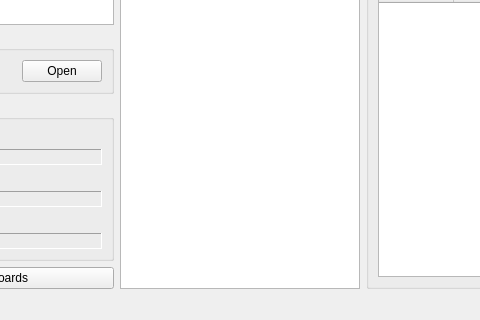
Above: QtHardMonForm.ui from ChimeraTK/QtHardMon before the change; both pictures show x 135 to 615 and y 303 to 623 of the 1044 by 623 pixel window. Below: the same form after it.
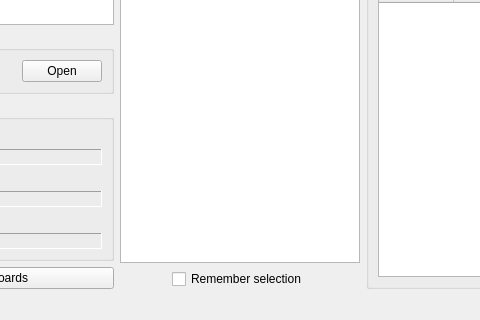
That is the form after the change.

Commit message: introduced new checkbox in the form + code for save and load this checkbox status in the cfg file

```diff
--- a/QtHardMonForm.ui
+++ b/QtHardMonForm.ui
@@ -19,6 +19,9 @@
   <property name="windowTitle">
    <string>MainWindow</string>
   </property>
+  <property name="layoutDirection">
+   <enum>Qt::LeftToRight</enum>
+  </property>
   <widget class="QWidget" name="centralwidget">
    <layout class="QHBoxLayout" name="horizontalLayout">
     <item>
@@ -195,6 +198,22 @@
         </property>
        </widget>
       </item>
+      <item alignment="Qt::AlignHCenter|Qt::AlignBottom">
+       <widget class="QCheckBox" name="regSelectionCheckBox">
+        <property name="toolTip">
+         <string/>
+        </property>
+        <property name="accessibleName">
+         <string/>
+        </property>
+        <property name="text">
+         <string>Remember selection</string>
+        </property>
+        <property name="checked">
+         <bool>false</bool>
+        </property>
+       </widget>
+      </item>
      </layout>
     </item>
     <item>
```
The commit also changes 1 other file.
